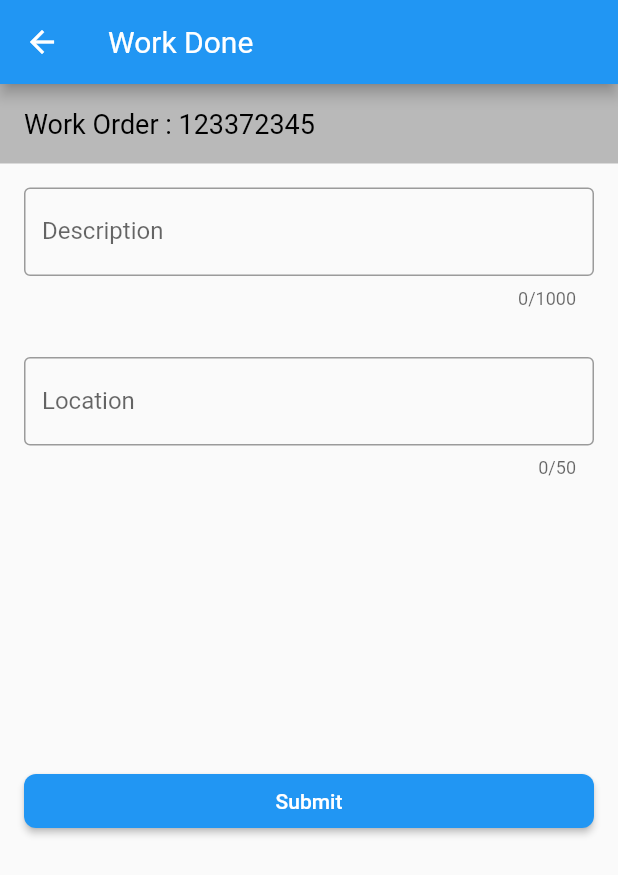
After one commit to openwavecomputing/JMS_Flutter_BLoC, a Flutter app: the WorkDoneScreen screen opened directly, on a phone screen of 412 x 824 dp. The commit adds this screen. Shown: the top 875 px of the screen. Run offline on Flutter 3.47's test engine with Material 2 defaults, Android fonts, the phone set to English and light mode, and no system bars; our stand-ins replace connectivity, device_info, equatable, flutter_bloc, flutter_rating_bar, package_info and 2 more; missing offline and left inert: flutter_signature_pad; accounts and stored records are empty; statements that could not run were skipped.

Commit message:
- created Work done screen - Submit button align is pending.

```diff
--- a/lib/main.dart
+++ b/lib/main.dart
@@ -3,6 +3,7 @@ import 'package:flutter/widgets.dart';
 import 'package:jms_flutter_bloc/modules/feedback/feedback.dart';
 import 'package:jms_flutter_bloc/modules/tenant_status/tenant_others/tenant_others.dart';
 import 'package:jms_flutter_bloc/modules/to_be_continue/to_be_continue.dart';
+import 'package:jms_flutter_bloc/modules/workdone/workdone.dart';
 import 'config/routes/route_generator.dart';
 import 'modules/hazard_form/hazard_form.dart';
 import 'modules/login/bloc/login_bloc.dart';
@@ -20,6 +21,7 @@ class MyApp extends StatelessWidget {
     return MaterialApp(
       title: 'JMS',
       onGenerateRoute: RouteGenerator.generateRoute,
+      debugShowCheckedModeBanner: false,
       home: Scaffold(
         body: FeedbackScreen(),
       ),
--- /dev/null
+++ b/lib/modules/workdone/workdone.dart
@@ -0,0 +1,105 @@
+import 'package:flutter/cupertino.dart';
+import 'package:flutter/material.dart';
+
+class WorkDoneScreen extends StatefulWidget {
+  @override
+  _WorkDoneScreenState createState() => _WorkDoneScreenState();
+}
+
+class _WorkDoneScreenState extends State<WorkDoneScreen> {
+
+  final descriptionController = TextEditingController();
+  final locationController = TextEditingController();
+  FocusNode descriptionFocusNode;
+  FocusNode locationFocusNode;
+
+  @override
+  void initState() {
+    super.initState();
+    descriptionFocusNode = FocusNode();
+    locationFocusNode = FocusNode();
+  }
+
+  @override
+  Widget build(BuildContext context) {
+    return Scaffold(
+        appBar: AppBar(
+          title: Text("Work Done",
+              style: TextStyle(
+                  fontWeight: FontWeight.w400,
+                  fontSize: 20.0,
+                  color: Colors.white)),
+          backgroundColor: Colors.blue,
+        ),
+        body: ListView(
+          children: [
+            Container(
+                padding: EdgeInsets.all(16.0),
+                color: Colors.black26,
+                child: Text(
+                  "Work Order : 123372345",
+                  style: TextStyle(fontSize: 18.0, color: Colors.black),
+                )),
+            Padding(
+              padding: const EdgeInsets.all(16.0),
+              child: TextField(
+                decoration: InputDecoration(
+                    border: OutlineInputBorder(
+                        borderSide: BorderSide(color: Colors.blue)),
+                    hintText: 'Description',
+                    labelText: 'Description'),
+                maxLength: 1000,
+                controller: descriptionController,
+                cursorColor: Colors.blue,
+                focusNode: descriptionFocusNode,
+                style: TextStyle(
+                    fontWeight: FontWeight.w400,
+                    fontSize: 16.0,
+                    color: Colors.black),
+              ),
+            ),
+            Padding(
+              padding: const EdgeInsets.all(16.0),
+              child: TextField(
+                  decoration: new InputDecoration(
+                      border: new OutlineInputBorder(
+                          borderSide: new BorderSide(color: Colors.blue)),
+                      hintText: 'Location',
+                      labelText: 'Location'),
+                  maxLength: 50,
+                  controller: locationController,
+                  cursorColor: Colors.blue,
+                  focusNode: locationFocusNode,
+                  style: TextStyle(
+                      fontWeight: FontWeight.w400,
+                      fontSize: 16.0,
+                      color: Colors.black)),
+            ),
+            Padding(
+              padding: const EdgeInsets.only(left: 16.0, right: 16.0, top: 175),
+              child: MaterialButton(
+                  shape: new RoundedRectangleBorder(
+                    borderRadius: new BorderRadius.circular(8.0),
+                  ),
+                  color: Colors.blue,
+                  textColor: Colors.white,
+                  child: Text("Submit"),
+                  //    style: TextStyle(fontSize: 14)
+                  onPressed: () {
+                    setState(() {});
+                  }),
+            )
+          ],
+        ));
+  }
+
+  @override
+  void dispose() {
+    // Clean up the controller when the widget is disposed.
+    descriptionController.dispose();
+    locationController.dispose();
+    descriptionFocusNode.dispose();
+    locationFocusNode.dispose();
+    super.dispose();
+  }
+}
```
